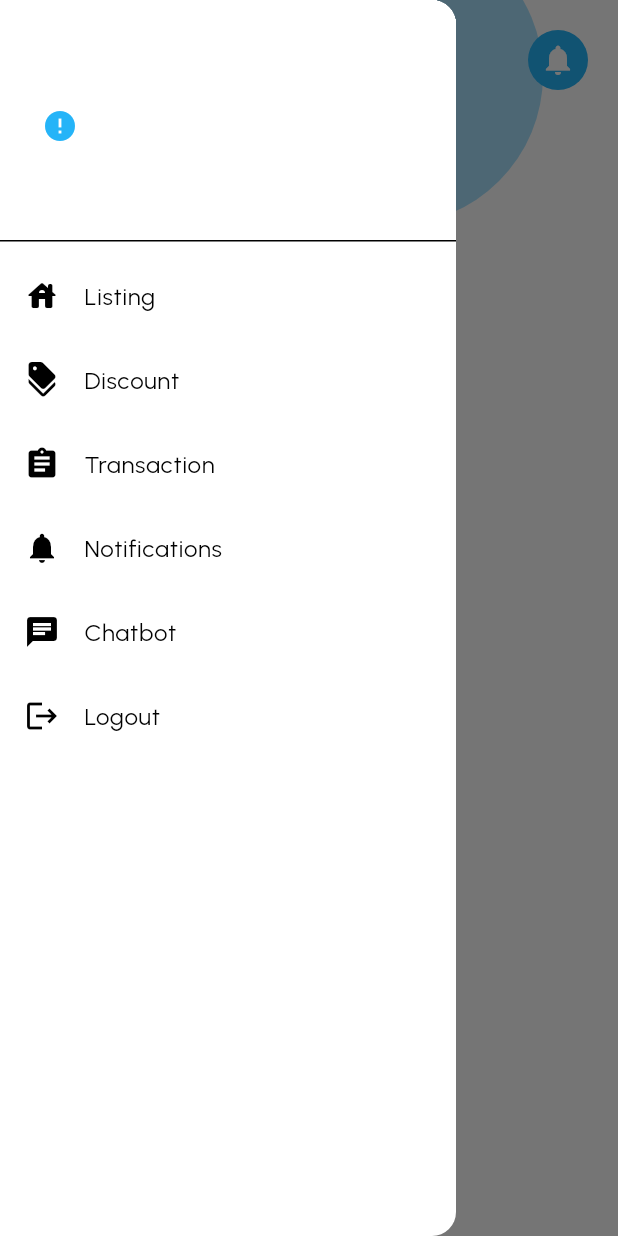
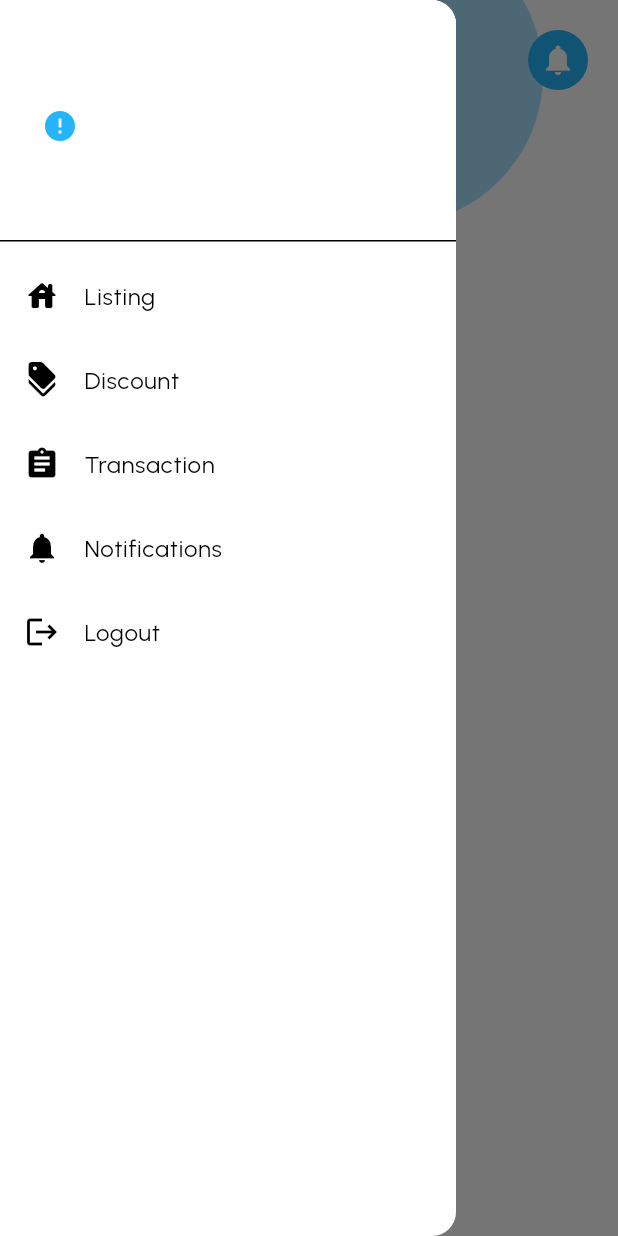
Before and after one commit to Reside-Smart/frontend-flutter, a Flutter app: the HomePage screen opened by its route, with the side drawer open, on a phone screen of 412 x 824 dp. Run offline on Flutter 3.47's test engine with Material 3 defaults, Android fonts, the phone set to English and light mode, and no system bars; drawn by our look-alikes of cached_network_image; our stand-ins replace dio, dropdown_search, get, get_storage, google_fonts, image_picker and 2 more; accounts and stored records are empty; network calls fail.

Commit message:
delete chatbot from drawer

```diff
--- a/lib/Widgets/MyDrawer.dart
+++ b/lib/Widgets/MyDrawer.dart
@@ -87,13 +87,6 @@ class MyDrawer extends StatelessWidget {
             },
           ),
           ListTile(
-            leading: Icon(Icons.chat),
-            title: Text("Chatbot"),
-            onTap: () {
-              // Handle action
-            },
-          ),
-          ListTile(
             leading: Icon(Icons.logout),
             title: Text("Logout"),
             onTap: () {
```
